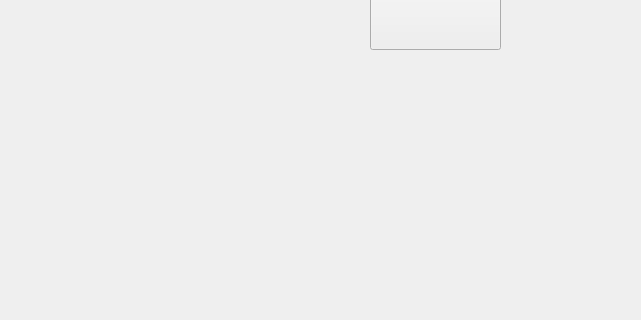
This is tuning.ui in RISWANAAAA/venturiphaco as Qt 5 draws it before an edit; both pictures show x 0 to 641 and y 391 to 711 of the 861 by 711 pixel window. The edited form follows.
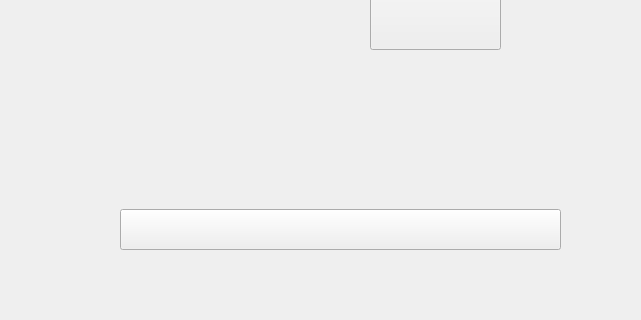
This is the edited form. Icons and pictures are not drawn.

Patch:
```diff
--- a/tuning.ui
+++ b/tuning.ui
@@ -86,6 +86,37 @@
     <string>PushButton</string>
    </property>
   </widget>
+  <widget class="QPushButton" name="pushButton">
+   <property name="geometry">
+    <rect>
+     <x>120</x>
+     <y>600</y>
+     <width>441</width>
+     <height>41</height>
+    </rect>
+   </property>
+   <property name="text">
+    <string/>
+   </property>
+  </widget>
+  <widget class="QLabel" name="label">
+   <property name="geometry">
+    <rect>
+     <x>120</x>
+     <y>600</y>
+     <width>71</width>
+     <height>41</height>
+    </rect>
+   </property>
+   <property name="styleSheet">
+    <string notr="true">image: url(:/images/singletick.png);
+background-color:transparent;
+border:none;</string>
+   </property>
+   <property name="text">
+    <string/>
+   </property>
+  </widget>
   <zorder>But_Tune</zorder>
   <zorder>But_Next</zorder>
   <zorder>But_value</zorder>
```
Left out of the diff: 2 changed lines with no effect on the pictures.
